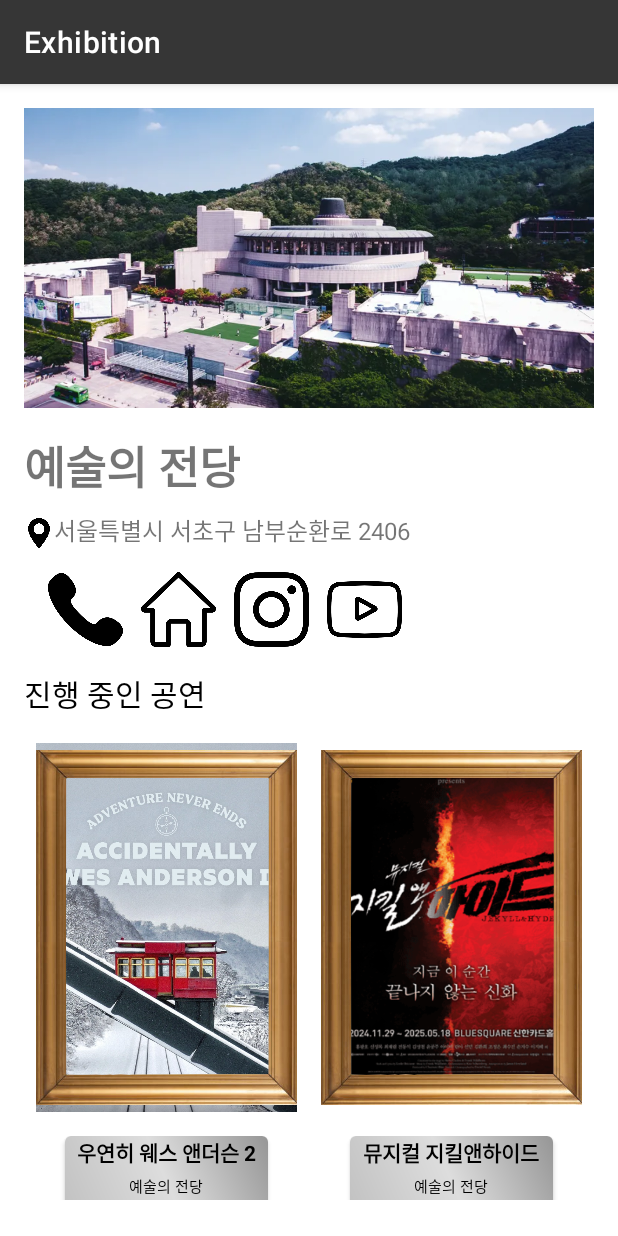
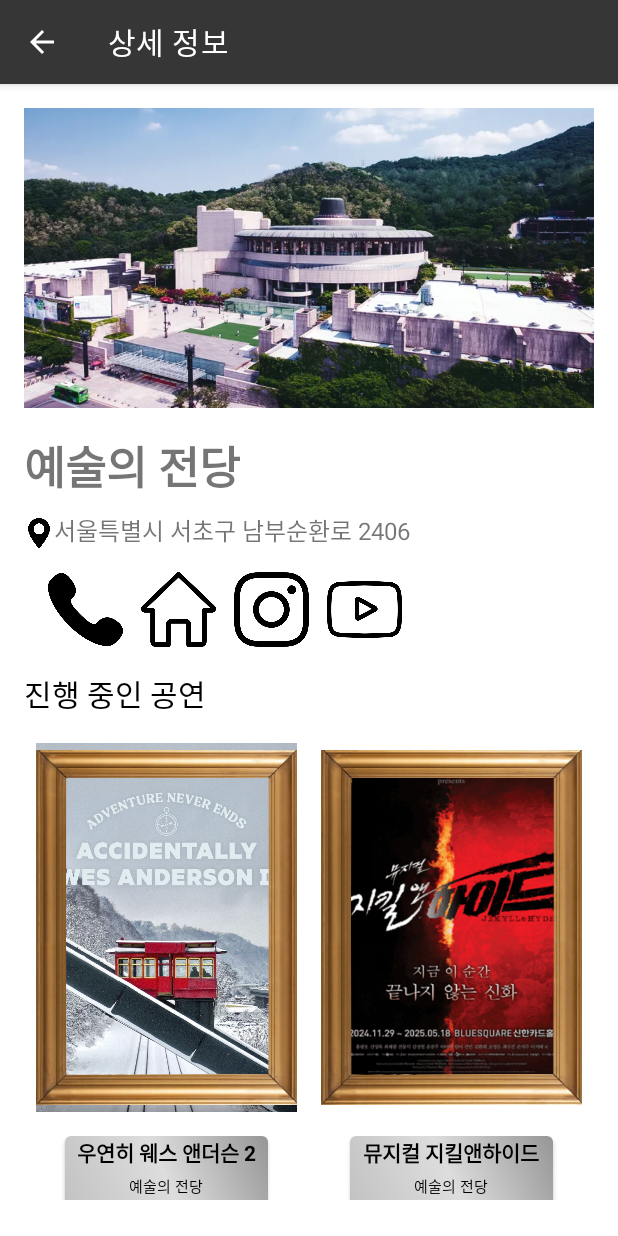
Before and after one commit to JiminHEO322/madcamp_week1, an Android app: the screen it shows after launch (PlaceDetailActivity), after a tap on "예술의 전당", on a phone screen of 412 x 824 dp. Run offline under Robolectric (Android 15) with nearby library versions, the light colour scheme and no system bars; our stand-ins replace navigation-ui.

Commit message:
edit into json data for tab1

```diff
--- /dev/null
+++ b/app/src/main/java/com/example/exhibition/Utils.kt
@@ -0,0 +1,39 @@
+package com.example.exhibition
+
+import android.content.Context
+import org.json.JSONArray
+import org.json.JSONObject
+import java.io.InputStream
+
+fun loadJSONFromAsset(context: Context, fileName: String): String? {
+    return try {
+        val inputStream: InputStream = context.assets.open(fileName)
+        val size = inputStream.available()
+        val buffer = ByteArray(size)
+        inputStream.read(buffer)
+        inputStream.close()
+        String(buffer, Charsets.UTF_8)
+    } catch (e: Exception) {
+        e.printStackTrace()
+        null
+    }
+}
+
+fun getVenueLocation(venues: JSONArray, venueID: Int): String? {
+    for (i in 0 until venues.length()){
+        val venue = venues.getJSONObject(i)
+        if (venue.getInt("venue_id") == venueID) {
+            return venue.getString("name")
+        }
+    }
+    return "-"
+}
+
+fun JSONArray.toMutableList(): MutableList<JSONObject> {
+    val list = mutableListOf<JSONObject>()
+    for (i in 0 until this.length()) {
+        val jsonObject = this.getJSONObject(i)
+        list.add(jsonObject)
+    }
+    return list
+}
--- a/app/src/main/java/com/example/exhibition/ui/event/EventAdapter.kt
+++ b/app/src/main/java/com/example/exhibition/ui/event/EventAdapter.kt
@@ -10,6 +10,7 @@
 import com.example.exhibition.R
 import org.json.JSONArray
 import org.json.JSONObject
+import com.example.exhibition.getVenueLocation
 
 
 class EventAdapter(
@@ -48,14 +49,4 @@
     }
 
     override fun getItemCount(): Int = events.size
-
-    private fun getVenueLocation(venues: JSONArray, venueID: Int): String? {
-        for (i in 0 until venues.length()){
-            val venue = venues.getJSONObject(i)
-            if (venue.getInt("venue_id") == venueID) {
-                return venue.getString("name")
-            }
-        }
-        return "-"
-    }
 }
--- a/app/src/main/java/com/example/exhibition/ui/place/PlaceAdapter.kt
+++ b/app/src/main/java/com/example/exhibition/ui/place/PlaceAdapter.kt
@@ -8,15 +8,20 @@
 import android.widget.Toast
 import androidx.recyclerview.widget.RecyclerView
 import com.example.exhibition.R
-import com.example.exhibition.model.Place
+import org.json.JSONArray
+import org.json.JSONObject
+import android.content.Context
+import com.example.exhibition.toMutableList
 
 
-class PlaceAdapter(private var placeList: List<Place>,
-                   private val onItemClick: (Place) -> Unit,
-                   private val onLikeClick: (Place) -> Unit) :
+class PlaceAdapter(private val context: Context,
+                   private var placeList: JSONArray,
+                   private var events: JSONArray,
+                   private val onItemClick: (JSONObject, MutableList<JSONObject>) -> Unit,
+                   private val onLikeClick: (JSONObject) -> Unit) :
     RecyclerView.Adapter<PlaceAdapter.PlaceViewHolder>() {
 
-    private var filteredList: MutableList<Place> = placeList.toMutableList()
+    private var filteredList: MutableList<JSONObject> = placeList.toMutableList()
 
     class PlaceViewHolder(itemView: View) : RecyclerView.ViewHolder(itemView) {
         val imageView: ImageView = itemView.findViewById(R.id.imageView)
@@ -35,15 +40,20 @@
 
     override fun onBindViewHolder(holder: PlaceViewHolder, position: Int) {
         val place = filteredList[position]
-        holder.imageView.setImageResource(place.imageResId)
-        holder.titleTextView.text = place.title
-        holder.addressTextView.text = place.address
-        holder.phoneTextView.text = place.phone
-        holder.exNumTextView.text = place.exNum
-        holder.likeImageView.setImageResource(if (place.isLike) R.drawable.icon_fulllike else R.drawable.icon_like)
+        val placeId = place.getInt("venue_id")
+        val imageName = place.getString("image")
+        val imageResId = context.resources.getIdentifier(imageName, "drawable", context.packageName)
+        val exList: MutableList<JSONObject> = getEx(placeId)
+
+        holder.imageView.setImageResource(imageResId)
+        holder.titleTextView.text = place.getString("name")
+        holder.addressTextView.text = place.getString("address")
+        holder.phoneTextView.text = place.getString("phone")
+        holder.exNumTextView.text = exList.size.toString()
+        holder.likeImageView.setImageResource(if (place.getBoolean("isLike")) R.drawable.icon_fulllike else R.drawable.icon_like)
 
         holder.itemView.setOnClickListener {
-            onItemClick(place)
+            onItemClick(place, exList)
         }
         holder.likeImageView.setOnClickListener {
             onLikeClick(place)
@@ -52,24 +62,33 @@
 
     override fun getItemCount(): Int = filteredList.size
 
-
-
     fun filter(query: String) {
         val sanitizedQuery = query.replace(" ", "")
         filteredList = if (sanitizedQuery.isEmpty()) {
             placeList.toMutableList()
         } else {
-            placeList.filter {
-                val sanitizedTitle = it.title.replace(" ", "")
+            placeList.toMutableList().filter {
+                val sanitizedTitle = it.getString("name").replace(" ", "")
                 sanitizedTitle.contains(sanitizedQuery, ignoreCase = true) }.toMutableList()
         }
         notifyDataSetChanged()
     }
 
-    fun updateData(newPlaceList: List<Place>) {
-        placeList = newPlaceList
-        filteredList = placeList.toMutableList()
+    fun updateData(newPlaceList: MutableList<JSONObject>) {
+        placeList = JSONArray(newPlaceList)
+        filteredList = newPlaceList
         notifyDataSetChanged()
     }
 
+
+    private fun getEx(place_id: Int): MutableList<JSONObject> {
+        val list = mutableListOf<JSONObject>()
+        for (i in 0 until events.length()) {
+            val event = events.getJSONObject(i)
+            if (event.getInt("venue_id") ==  place_id) {
+                list.add(event)
+            }
+        }
+        return list
+    }
 }
--- a/app/src/main/java/com/example/exhibition/ui/place/PlaceDetailActivity.kt
+++ b/app/src/main/java/com/example/exhibition/ui/place/PlaceDetailActivity.kt
@@ -4,6 +4,9 @@
 import android.os.Bundle
 import androidx.appcompat.app.AppCompatActivity
 import com.example.exhibition.R
+import com.example.exhibition.getVenueLocation
+import com.example.exhibition.loadJSONFromAsset
+import com.example.exhibition.toMutableList
 import android.widget.TextView
 import android.widget.ImageView
 import android.view.View
@@ -30,23 +33,37 @@
     private var instagram: String? = null
     private var youtube: String? = null
     private var isLike: Boolean = false
+    private var venue_id: Int = -1
+    private var venues = JSONArray()
 
     override fun onCreate(savedInstanceState: Bundle?) {
         super.onCreate(savedInstanceState)
         setContentView(R.layout.activity_place_detail)
 
-        val title = intent.getStringExtra("PLACE_TITLE")
-        val addressAll = intent.getStringExtra("PLACE_ADDRESS")
-        val exNum = intent.getStringExtra("PLACE_EXNUM")
-        val imageResId = intent.getIntExtra("PLACE_IMAGE", R.drawable.yesul)
-        val venue_id = 1
+        supportActionBar?.apply {
+            setDisplayHomeAsUpEnabled(true)
+            title = "상세 정보"
+        }
 
-        phone = intent.getStringExtra("PLACE_PHONE")
-        url = intent.getStringExtra("PLACE_URL")
-        instagram = intent.getStringExtra("PLACE_INSTAGRAM")
-        youtube = intent.getStringExtra("PLACE_YOUTUBE")
-        isLike = intent.getBooleanExtra("PLACE_ISLIKE", false)
+        val placeJsonString = intent.getStringExtra("place_data")
+        val exListString = intent.getStringExtra("ex_list")
+        val venuesString = intent.getStringExtra("venues")
+        venues = JSONArray(venuesString)
 
+        if (placeJsonString != null) {
+            val placeJsonObject = JSONObject(placeJsonString)
+
+            val title = placeJsonObject.getString("name")
+            val addressAll = placeJsonObject.getString("addressAll")
+            val imageName = placeJsonObject.getString("image")
+            val imageResId = resources.getIdentifier(imageName, "drawable", packageName)
+            venue_id = placeJsonObject.getInt("venue_id")
+
+            phone = placeJsonObject.getString("phone")
+            url = placeJsonObject.getString("url")
+            instagram = placeJsonObject.getString("instagram")
+            youtube = placeJsonObject.getString("youtube")
+            isLike = placeJsonObject.getBoolean("isLike")
 
             findViewById<TextView>(R.id.detailTitleTextView).text = title
             findViewById<TextView>(R.id.detailAddressTextView).text = addressAll
@@ -56,22 +73,21 @@
             findViewById<ImageView>(R.id.detailLikeImageView).setImageResource(if (isLike) R.drawable.icon_fulllike else R.drawable.icon_like)
 
 
+            initializeEventRecyclerView(exListString)
 
+
+        } else {
+            Toast.makeText(this, "장소 데이터를 로드할 수 없습니다.", Toast.LENGTH_SHORT).show()
+        }
+    }
+
+    private fun initializeEventRecyclerView(exListString: String?){
         // Event RecyclerView 초기화
         eventRecyclerView = findViewById(R.id.eventRecyclerView)
 
-        // 샘플 데이터 생성
-        val jsonString = loadJSONFromAsset(this, "exhibition_data.json")
-        if (jsonString != null) {
-            val jsonObject = JSONObject(jsonString)
-            val venues = jsonObject.getJSONArray("venues")
-            val events = jsonObject.getJSONArray("events")
-
-            val onEvents = mutableListOf<JSONObject>()
-            for (i in 0 until events.length()) {
-                val event = events.getJSONObject(i)
-                if (event.getInt("venue_id") == venue_id) onEvents.add(event)
-            }
+        if (exListString != null) {
+            val onEventsArray = JSONArray(exListString)
+            val onEvents = onEventsArray.toMutableList()
 
             // RecyclerView와 Adapter 설정
             eventAdapter = EventAdapter(this, venues, onEvents) { selectedEvent ->
@@ -87,10 +103,9 @@
             eventRecyclerView.layoutManager = GridLayoutManager(this, 2)
             eventRecyclerView.adapter = eventAdapter
         } else {
-            Toast.makeText(this, "JSON 데이터를 로드할 수 없습니다.", Toast.LENGTH_SHORT).show()
+            Toast.makeText(this, "진행 중인 전시/공연이 없습니다.", Toast.LENGTH_SHORT).show()
         }
     }
-
     fun onPhoneClick(view: View) {
         val intent = Intent(Intent.ACTION_DIAL).apply {
             data = Uri.parse("tel:$phone")
@@ -127,27 +142,9 @@
         startActivity(intent)
     }
 
-    private fun loadJSONFromAsset(context: Context, fileName: String): String? {
-        return try {
-            val inputStream: InputStream = context.assets.open(fileName)
-            val size = inputStream.available()
-            val buffer = ByteArray(size)
-            inputStream.read(buffer)
-            inputStream.close()
-            String(buffer, Charsets.UTF_8)
-        } catch (e: Exception) {
-            e.printStackTrace()
-            null
-        }
+    override fun onSupportNavigateUp(): Boolean {
+        finish()
+        return true
     }
 
-    private fun getVenueLocation(venues: JSONArray, venueID: Int): String? {
-        for (i in 0 until venues.length()){
-            val venue = venues.getJSONObject(i)
-            if (venue.getInt("venue_id") == venueID) {
-                return venue.getString("name")
 }
-        }
-        return "-"
-    }
-}
--- a/app/src/main/java/com/example/exhibition/ui/place/PlaceFragment.kt
+++ b/app/src/main/java/com/example/exhibition/ui/place/PlaceFragment.kt
@@ -1,5 +1,6 @@
 package com.example.exhibition.ui.place
 
+import android.content.Context
 import android.os.Bundle
 import android.view.LayoutInflater
 import android.view.View
@@ -17,6 +18,12 @@
 import android.text.Editable
 import android.text.TextWatcher
 import android.widget.Toast
+import java.io.InputStream
+import com.example.exhibition.loadJSONFromAsset
+import com.example.exhibition.getVenueLocation
+import com.example.exhibition.toMutableList
+import org.json.JSONArray
+import org.json.JSONObject
 
 class PlaceFragment : Fragment() {
 
@@ -27,8 +34,8 @@
     private val binding get() = _binding!!
 
     private lateinit var adapter: PlaceAdapter
-    private lateinit var placeList: MutableList<Place>
-    private lateinit var searchEditText: EditText
+    private lateinit var venues: JSONArray
+    private var venuesList = mutableListOf<JSONObject>()
     private var isLikeFilterEnabled: Boolean = false
 
     override fun onCreateView(
@@ -42,79 +49,36 @@
         _binding = FragmentHomeBinding.inflate(inflater, container, false)
         val root: View = binding.root
 
-        //val textView: TextView = binding.textHome
-        //placeViewModel.text.observe(viewLifecycleOwner) {
-        //    textView.text = it
-        //}
-
-        placeList = mutableListOf(
-            Place(R.drawable.yesul, "예술의 전당", "서울특별시 서초구", "12345678", "112", "서울특별시 서초구 남부순환로 2406",
-                "https://www.sac.or.kr/", "https://www.instagram.com/seoul_arts_center", "https://www.youtube.com/channel/UCUn8h6aG6rCM1zvXKIuNpVQ"),
-            Place(R.drawable.joymaru, "조이마루아트홀", "대전광역시 유성구", "12345678", "112", "대전광역시 유성구 엑스포로97번길",
-                "https://plana2021.modoo.at/", "https://www.instagram.com/plana20210301/", "null"),
-            Place(R.drawable.bluesquare, "블루스퀘어", "서울특별시 용산구", "12345678", "112", "서울특별시 용산구 이태원로 294",
-                "https://m.bluesquare.kr/", "null", "null"),
-            Place(R.drawable.yesul, "abc", "서울특별시 서초구", "12345678", "112", "서울특별시 서초구 남부순환로 2406",
-                "https://www.sac.or.kr/", "https://www.instagram.com/seoul_arts_center", "https://www.youtube.com/channel/UCUn8h6aG6rCM1zvXKIuNpVQ"),
-            Place(R.drawable.yesul, "cde", "서울특별시 서초구", "12345678", "112", "서울특별시 서초구 남부순환로 2406",
-                "https://www.sac.or.kr/", "https://www.instagram.com/seoul_arts_center", "https://www.youtube.com/channel/UCUn8h6aG6rCM1zvXKIuNpVQ"),
-            Place(R.drawable.yesul, "efg", "서울특별시 서초구", "12345678", "112", "서울특별시 서초구 남부순환로 2406",
-                "https://www.sac.or.kr/", "https://www.instagram.com/seoul_arts_center", "https://www.youtube.com/channel/UCUn8h6aG6rCM1zvXKIuNpVQ"),
-            Place(R.drawable.yesul, "ghi", "서울특별시 서초구", "12345678", "112", "서울특별시 서초구 남부순환로 2406",
-                "https://www.sac.or.kr/", "https://www.instagram.com/seoul_arts_center", "https://www.youtube.com/channel/UCUn8h6aG6rCM1zvXKIuNpVQ"),
-            Place(R.drawable.yesul, "ijk", "서울특별시 서초구", "12345678", "112", "서울특별시 서초구 남부순환로 2406",
-                "https://www.sac.or.kr/", "https://www.instagram.com/seoul_arts_center", "https://www.youtube.com/channel/UCUn8h6aG6rCM1zvXKIuNpVQ")
-        )
+        val jsonString = loadJSONFromAsset(requireContext(), "exhibition_data.json")
+        if (jsonString != null) {
+            val jsonObject = JSONObject(jsonString)
+            venues = jsonObject.getJSONArray("venues")
+            venuesList = venues.toMutableList()
+            val events = jsonObject.getJSONArray("events")
 
             adapter = PlaceAdapter(
-            placeList,
-            onItemClick = { selectedPlace ->
+                requireContext(),
+                venues,
+                events,
+                onItemClick = { selectedPlace, exList ->
+                    val exList_jsonArray = JSONArray(exList)
                     val intent = Intent(requireContext(), PlaceDetailActivity::class.java).apply {
-                putExtra("PLACE_TITLE", selectedPlace.title)
-                putExtra("PLACE_ADDRESS", selectedPlace.addressAll)
-                putExtra("PLACE_PHONE", selectedPlace.phone)
-                putExtra("PLACE_EXNUM", selectedPlace.exNum)
-                putExtra("PLACE_IMAGE", selectedPlace.imageResId)
-                putExtra("PLACE_URL", selectedPlace.url)
-                putExtra("PLACE_INSTAGRAM", selectedPlace.instagram)
-                putExtra("PLACE_YOUTUBE", selectedPlace.youtube)
-                putExtra("PLACE_ISLIKE", selectedPlace.isLike)
+                        putExtra("place_data", selectedPlace.toString())
+                        putExtra("ex_list", exList_jsonArray.toString())
+                        putExtra("venues", venues.toString())
                     }
                     startActivity(intent)
                 },
                 onLikeClick = { likedPlace ->
-                val index = placeList.indexOf(likedPlace)
-                if (index != -1) {
-                    placeList[index].isLike = !likedPlace.isLike
-                    adapter.notifyItemChanged(index) // UI 갱신
-                }
+                    toggleLikeState(likedPlace)
                 }
             )
+
             binding.recyclerView.layoutManager = LinearLayoutManager(requireContext())
             binding.recyclerView.adapter = adapter
 
-        binding.likeFilterImageView.setOnClickListener {
-            isLikeFilterEnabled = !isLikeFilterEnabled // 필터 상태 반전
-            if (isLikeFilterEnabled) {
-                binding.likeFilterImageView.setImageResource(R.drawable.icon_fulllike) // 필터 활성화 아이콘
-                val filteredList = placeList.filter { it.isLike } // 좋아요 데이터만 필터링
-                adapter.updateData(filteredList)
-            } else {
-                binding.likeFilterImageView.setImageResource(R.drawable.icon_like) // 필터 비활성화 아이콘
-                adapter.updateData(placeList) // 전체 데이터 표시
-            }
-        }
-        binding.likeFilterTextView.setOnClickListener {
-            isLikeFilterEnabled = !isLikeFilterEnabled // 필터 상태 반전
-            if (isLikeFilterEnabled) {
-                binding.likeFilterImageView.setImageResource(R.drawable.icon_fulllike) // 필터 활성화 아이콘
-                val filteredList = placeList.filter { it.isLike } // 좋아요 데이터만 필터링
-                adapter.updateData(filteredList)
-            } else {
-                binding.likeFilterImageView.setImageResource(R.drawable.icon_like) // 필터 비활성화 아이콘
-                adapter.updateData(placeList) // 전체 데이터 표시
-            }
-        }
+            binding.likeFilterImageView.setOnClickListener { toggleLikeFilter() }
+            binding.likeFilterTextView.setOnClickListener { toggleLikeFilter() }
 
             binding.searchEditText.addTextChangedListener(object : TextWatcher {
                 override fun beforeTextChanged(s: CharSequence?, start: Int, count: Int, after: Int) {
@@ -128,7 +92,10 @@
                     // 입력 후의 상태
                 }
             })
-
+        }
+        else {
+            Toast.makeText(requireContext(), "장소 데이터를 로드할 수 없습니다.", Toast.LENGTH_SHORT).show()
+        }
         return root
     }
 
@@ -136,4 +103,26 @@
         super.onDestroyView()
         _binding = null
     }
+
+    private fun toggleLikeFilter() {
+        isLikeFilterEnabled = !isLikeFilterEnabled
+        binding.likeFilterImageView.setImageResource(
+            if (isLikeFilterEnabled) R.drawable.icon_fulllike else R.drawable.icon_like
+        )
+        val filteredList = if (isLikeFilterEnabled) filterLike() else venuesList
+        adapter.updateData(filteredList)
     }
+
+    private fun toggleLikeState(likedPlace: JSONObject) {
+        val index = venuesList.indexOfFirst { it.getInt("venue_id") == likedPlace.getInt("venue_id") }
+        if (index != -1) {
+            val isLike = likedPlace.getBoolean("isLike")
+            venuesList[index].put("isLike", !isLike)
+            adapter.notifyItemChanged(index)
+        }
+    }
+
+    private fun filterLike(): MutableList<JSONObject> {
+        return venuesList.filter { it.getBoolean("isLike") }.toMutableList()
+    }
+}
```
Also changed, not shown: app/src/main/java/com/example/exhibition/ui/event/EventFragment.kt (+3 -27 lines). Lines whose indentation alone changed are shown as unchanged.
